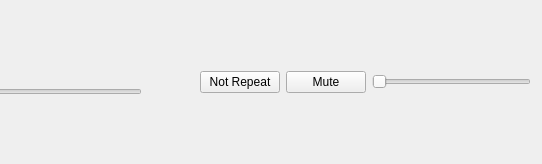
Above: playercontrolswidget.ui from Worm-Warrior/QBar before the change; both pictures show x 352 to 894 and y 0 to 164 of the 894 by 164 pixel window. Below: the same form after it.
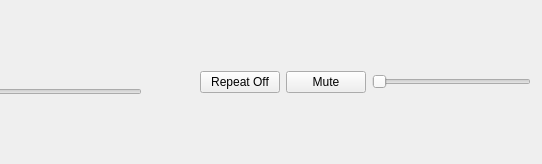
That is the form after the change.

Diff of the .ui file:
```diff
--- a/playercontrolswidget.ui
+++ b/playercontrolswidget.ui
@@ -181,7 +181,7 @@
      <item>
       <widget class="QPushButton" name="Repeat">
        <property name="text">
-        <string>Not Repeat</string>
+        <string>Repeat Off</string>
        </property>
       </widget>
      </item>
```
